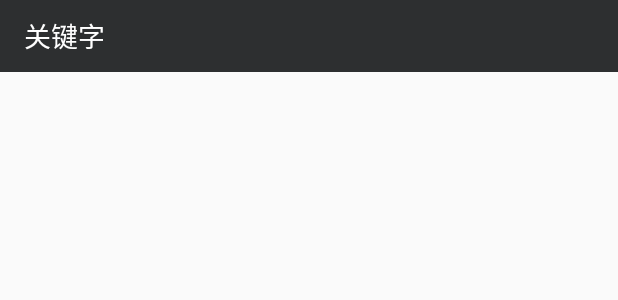
After one commit to chaoyang805/BlockSMS, an Android app: the layout drawer_list_item.xml on its own in the app's theme, with its tools: preview values and no code run, on a phone screen of 412 x 824 dp. The commit adds this screen. Shown: the top 300 px of the screen. Run offline under Robolectric (Android 15) with nearby library versions, the phone set to English and light mode, and no system bars.

Commit message:
实现drawer recyclerView

```diff
--- a/app/build.gradle
+++ b/app/build.gradle
@@ -22,4 +22,5 @@ android {
 dependencies {
     compile fileTree(dir: 'libs', include: ['*.jar'])
     compile 'com.android.support:appcompat-v7:22.2.1'
+    compile 'com.android.support:recyclerview-v7:22.2.1'
 }
--- /dev/null
+++ b/app/src/main/res/layout/drawer_list_item.xml
@@ -0,0 +1,16 @@
+<?xml version="1.0" encoding="utf-8"?>
+<LinearLayout xmlns:android="http://schemas.android.com/apk/res/android"
+    android:layout_width="match_parent"
+    android:layout_height="48dp"
+    android:orientation="vertical">
+    <TextView
+        android:id="@+id/tv_tag"
+        android:layout_width="match_parent"
+        android:layout_height="match_parent"
+        android:background="#2D2F30"
+        android:gravity="center_vertical"
+        android:paddingLeft="16dp"
+        android:textSize="18sp"
+        android:text="关键字"
+        android:textColor="@android:color/white"/>
+</LinearLayout>
--- a/app/src/main/res/values-v21/styles.xml
+++ b/app/src/main/res/values-v21/styles.xml
@@ -6,5 +6,4 @@
         <item name="android:windowDrawsSystemBarBackgrounds">true</item>
         <item name="android:statusBarColor">@android:color/transparent</item>
     </style>
-
 </resources>
--- /dev/null
+++ b/app/src/main/res/values/colors.xml
@@ -0,0 +1,4 @@
+<?xml version="1.0" encoding="utf-8"?>
+<resources>
+    <color name="colorPrimaryDark">#2196f3</color>
+</resources>
--- a/app/src/main/res/values/strings.xml
+++ b/app/src/main/res/values/strings.xml
@@ -36,4 +36,7 @@
     <string name="sms_detail">短信详情</string>
     <string name="see_blocked_keywords">查看屏蔽的关键字</string>
     <string name="see_blocked_phone_numbers">查看屏蔽的号码</string>
+
+    <string name="navigation_drawer_open">Open navigation drawer</string>
+    <string name="navigation_drawer_close">Close navigation drawer</string>
 </resources>
--- a/app/src/main/res/values/styles.xml
+++ b/app/src/main/res/values/styles.xml
@@ -3,11 +3,10 @@
     <!-- Base application theme. -->
     <style name="AppBaseTheme" parent="Theme.AppCompat.Light.NoActionBar">
         <!-- Customize your theme here. -->
-        <item name="android:windowTranslucentStatus">true</item>
         <item name="colorPrimary">#42a5f5</item>
         <item name="colorPrimaryDark">#2196f3</item>
         <item name="colorAccent">#1565c0</item>
     </style>
+
     <style name="AppTheme" parent="AppBaseTheme"/>
-
 </resources>
```
Also changed, not shown: app/src/main/java/com/chaoyang805/blocksms/MainActivity.java (+28 -2 lines), app/src/main/java/com/chaoyang805/blocksms/adapter/DrawerListAdapter.java (added, +69 -0 lines), app/src/main/java/com/chaoyang805/blocksms/fragment/DrawerFragment.java (added, +106 -0 lines), app/src/main/res/layout/activity_main.xml (+7 -6 lines), app/src/main/res/layout/drawer_layout_fragment.xml (+4 -6 lines), app/src/main/res/values-v19/styles.xml (added, +7 -0 lines), 1 other file.
